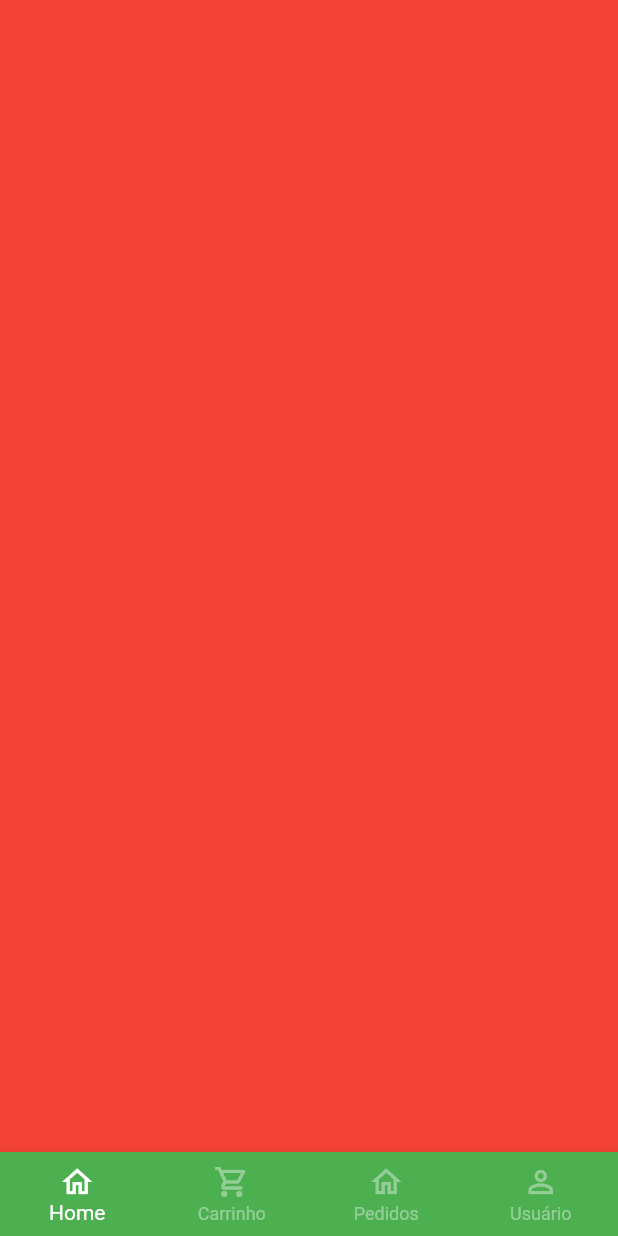
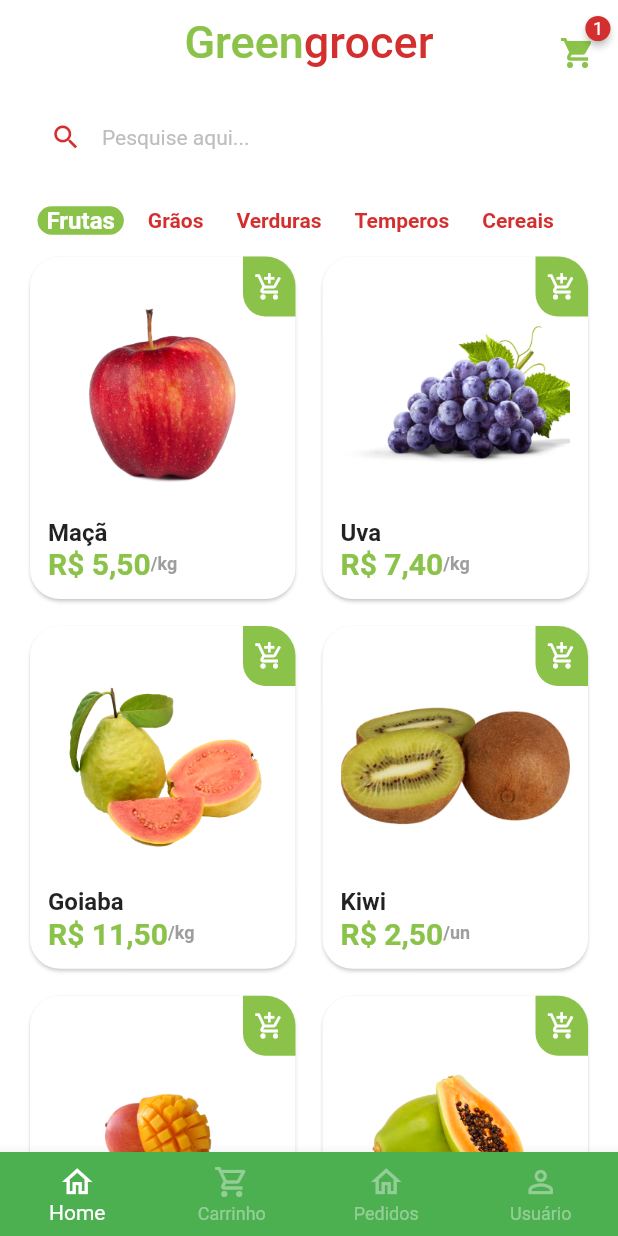
Before and after one commit to FelipeHiroshi13/green_grocer, a Flutter app: the screen it shows after launch, after a tap on "Entrar", on a phone screen of 412 x 824 dp. Run offline on Flutter 3.47's test engine with Material 2 defaults, Android fonts, the phone set to English and light mode, and no system bars; drawn by our look-alikes of badges; our stand-ins replace animated_text_kit, mask_text_input_formatter.

Commit message:
Add category/item tile and fruits images

```diff
--- a/lib/main.dart
+++ b/lib/main.dart
@@ -1,5 +1,6 @@
 import 'package:flutter/material.dart';
-import 'package:greengrocer/src/auth/sign_in_screen.dart';
+
+import 'src/pages/auth/sign_in_screen.dart';
 
 void main() {
   runApp(const MyApp());
@@ -14,7 +15,8 @@ class MyApp extends StatelessWidget {
     return MaterialApp(
       title: 'Flutter Demo',
       theme: ThemeData(
-        primarySwatch: Colors.green
+        primarySwatch: Colors.green,
+        scaffoldBackgroundColor: Colors.white.withAlpha(190)
       ),
       debugShowCheckedModeBanner: false,
       home: const SignInScreen(),
--- /dev/null
+++ b/lib/src/config/app_data.dart
@@ -0,0 +1,73 @@
+import 'package:greengrocer/src/models/item_model.dart';
+
+ItemModel apple = ItemModel(
+  description:
+      'A melhor maçã da região e que conta com o melhor preço de qualquer quitanda. Este item conta com vitaminas essenciais para o fortalecimento corporal, resultando em uma vida saudável.',
+  imgUrl: 'assets/fruits/apple.png',
+  itemName: 'Maçã',
+  price: 5.5,
+  unit: 'kg',
+);
+
+ItemModel grape = ItemModel(
+  imgUrl: 'assets/fruits/grape.png',
+  itemName: 'Uva',
+  price: 7.4,
+  unit: 'kg',
+  description:
+      'A melhor uva da região e que conta com o melhor preço de qualquer quitanda. Este item conta com vitaminas essenciais para o fortalecimento corporal, resultando em uma vida saudável.',
+);
+
+ItemModel guava = ItemModel(
+  imgUrl: 'assets/fruits/guava.png',
+  itemName: 'Goiaba',
+  price: 11.5,
+  unit: 'kg',
+  description:
+      'A melhor goiaba da região e que conta com o melhor preço de qualquer quitanda. Este item conta com vitaminas essenciais para o fortalecimento corporal, resultando em uma vida saudável.',
+);
+
+ItemModel kiwi = ItemModel(
+  imgUrl: 'assets/fruits/kiwi.png',
+  itemName: 'Kiwi',
+  price: 2.5,
+  unit: 'un',
+  description:
+      'O melhor kiwi da região e que conta com o melhor preço de qualquer quitanda. Este item conta com vitaminas essenciais para o fortalecimento corporal, resultando em uma vida saudável.',
+);
+
+ItemModel mango = ItemModel(
+  imgUrl: 'assets/fruits/mango.png',
+  itemName: 'Manga',
+  price: 2.5,
+  unit: 'un',
+  description:
+      'A melhor manga da região e que conta com o melhor preço de qualquer quitanda. Este item conta com vitaminas essenciais para o fortalecimento corporal, resultando em uma vida saudável.',
+);
+
+ItemModel papaya = ItemModel(
+  imgUrl: 'assets/fruits/papaya.png',
+  itemName: 'Mamão papaya',
+  price: 8,
+  unit: 'kg',
+  description:
+      'O melhor mamão da região e que conta com o melhor preço de qualquer quitanda. Este item conta com vitaminas essenciais para o fortalecimento corporal, resultando em uma vida saudável.',
+);
+
+// Lista de produtos
+List<ItemModel> items = [
+  apple,
+  grape,
+  guava,
+  kiwi,
+  mango,
+  papaya,
+];
+
+List<String> categories = [
+  'Frutas',
+  'Grãos',
+  'Verduras',
+  'Temperos',
+  'Cereais',
+];
--- /dev/null
+++ b/lib/src/models/item_model.dart
@@ -0,0 +1,18 @@
+class ItemModel{
+  String itemName;
+  String imgUrl;
+  String unit;
+  double price;
+  String description;
+
+
+  ItemModel({
+    required this.description,
+    required this.imgUrl,
+    required this.itemName,
+    required this.price,
+    required this.unit,
+  });
+
+
+}
--- a/lib/src/auth/sign_in_screen.dart
+++ b/lib/src/pages/auth/sign_in_screen.dart
@@ -1,9 +1,8 @@
 import 'package:animated_text_kit/animated_text_kit.dart';
 import 'package:flutter/material.dart';
-import 'package:greengrocer/src/base/base_screen.dart';
 
-
-import '../config/custom_color.dart';
+import '../../config/custom_color.dart';
+import '../base/base_screen.dart';
 import 'components/custom_text_field.dart';
 import 'sign_up_screen.dart';
 
--- a/lib/src/auth/sign_up_screen.dart
+++ b/lib/src/pages/auth/sign_up_screen.dart
@@ -1,8 +1,10 @@
 import 'package:flutter/material.dart';
-import 'package:greengrocer/src/auth/components/custom_text_field.dart';
+
 import 'package:mask_text_input_formatter/mask_text_input_formatter.dart';
 
-import '../config/custom_color.dart';
+import '../../config/custom_color.dart';
+import 'components/custom_text_field.dart';
+
 
 class SignUpScreen extends StatelessWidget {
   SignUpScreen({Key? key}) : super(key: key);
--- a/lib/src/base/base_screen.dart
+++ b/lib/src/pages/base/base_screen.dart
@@ -1,5 +1,7 @@
 import 'package:flutter/material.dart';
 import 'package:flutter/widgets.dart';
+
+import '../home/home_tab.dart';
 
 class BaseScreen extends StatefulWidget {
   const BaseScreen({Key? key}) : super(key: key);
@@ -20,7 +22,7 @@ class _BaseScreenState extends State<BaseScreen> {
         physics: const NeverScrollableScrollPhysics(),
         controller: pageController,
         children: [
-          Container(color: Colors.red,),
+          HomeTab(),
           Container(color: Colors.white,),
           Container(color: Colors.grey,),
           Container(color: Colors.amber,),
--- /dev/null
+++ b/lib/src/pages/home/components/category_tile.dart
@@ -0,0 +1,42 @@
+import 'package:flutter/material.dart';
+
+import '../../../config/custom_color.dart';
+
+class CategoryTile extends StatelessWidget {
+  const CategoryTile(
+      {Key? key,
+      required this.category,
+      required this.isSelected,
+      required this.onPressed})
+      : super(key: key);
+
+  final String category;
+  final bool isSelected;
+  final VoidCallback onPressed;
+
+  @override
+  Widget build(BuildContext context) {
+    return GestureDetector(
+      onTap: onPressed,
+      child: Align(
+        alignment: Alignment.center,
+        child: Container(
+          padding: const EdgeInsets.symmetric(horizontal: 6),
+          decoration: BoxDecoration(
+            borderRadius: BorderRadius.circular(10),
+            color:
+                isSelected ? CustomColors.customSwatchColor : Colors.transparent,
+          ),
+          child: Text(
+            category,
+            style: TextStyle(
+              color: isSelected ? Colors.white : CustomColors.customContrastColor,
+              fontWeight: FontWeight.bold,
+              fontSize: isSelected ? 16 : 14,
+            ),
+          ),
+        ),
+      ),
+    );
+  }
+}
--- /dev/null
+++ b/lib/src/pages/home/components/item_tile.dart
@@ -0,0 +1,92 @@
+import 'package:flutter/material.dart';
+import 'package:greengrocer/src/services/utils_services.dart';
+
+import '../../../config/custom_color.dart';
+import '../../../models/item_model.dart';
+
+class ItemTile extends StatelessWidget {
+  ItemTile({Key? key, required this.item}) : super(key: key);
+
+  UtilsServices utilsServices = UtilsServices();
+
+  final ItemModel item;
+
+  @override
+  Widget build(BuildContext context) {
+    return Stack(
+      children: [
+        Card(
+          elevation: 1,
+          shadowColor: Colors.grey.shade300,
+          shape: RoundedRectangleBorder(
+            borderRadius: BorderRadius.circular(20),
+          ),
+          child: Padding(
+            padding: const EdgeInsets.all(12),
+            child: Column(
+              crossAxisAlignment: CrossAxisAlignment.stretch,
+              children: [
+                //Image
+                Expanded(child: Image.asset(item.imgUrl)),
+                //Nome
+                Text(
+                  item.itemName,
+                  style: const TextStyle(
+                    fontSize: 16,
+                    fontWeight: FontWeight.bold,
+                  ),
+                ),
+                //Preco - unidade
+                Row(
+                  children: [
+                    Text(
+                      utilsServices.priceToCurrency(item.price),
+                      style: TextStyle(
+                        fontWeight: FontWeight.bold,
+                        fontSize: 20,
+                        color: CustomColors.customSwatchColor,
+                      ),
+                    ),
+                    Text(
+                      '/${item.unit.toString()}',
+                      style: TextStyle(
+                        fontWeight: FontWeight.bold,
+                        fontSize: 12,
+                        color: Colors.grey.shade500,
+                      ),
+                    ),
+                  ],
+                ),
+              ],
+            ),
+          ),
+        ),
+        Positioned(
+          top: 4,
+          right: 4,
+          child: GestureDetector(
+            onTap: (){
+
+            },
+            child: Container(
+              height: 40,
+              width: 35,
+              decoration: BoxDecoration(
+                color: CustomColors.customSwatchColor,
+                borderRadius: const BorderRadius.only(
+                  bottomLeft: Radius.circular(15),
+                  topRight: Radius.circular(20),
+                )
+              ),
+              child: const Icon(
+                Icons.add_shopping_cart_outlined,
+                color: Colors.white,
+                size: 20,
+              ),
+            ),
+          ),
+        )
+      ],
+    );
+  }
+}
--- /dev/null
+++ b/lib/src/pages/home/home_tab.dart
@@ -0,0 +1,150 @@
+import 'package:badges/badges.dart';
+import 'package:flutter/material.dart';
+import '../../config/app_data.dart' as app_data;
+import '../../config/custom_color.dart';
+import 'components/category_tile.dart';
+import 'components/item_tile.dart';
+
+class HomeTab extends StatefulWidget {
+  const HomeTab({Key? key}) : super(key: key);
+
+  @override
+  State<HomeTab> createState() => _HomeTabState();
+}
+
+class _HomeTabState extends State<HomeTab> {
+  String selectedCategory = 'Frutas';
+
+  @override
+  Widget build(BuildContext context) {
+    return Scaffold(
+      //App bar
+      appBar: AppBar(
+        centerTitle: true,
+        backgroundColor: Colors.transparent,
+        elevation: 0,
+        title: Text.rich(TextSpan(
+            style: const TextStyle(
+              fontSize: 30,
+            ),
+            children: [
+              TextSpan(
+                text: "Green",
+                style: TextStyle(
+                  color: CustomColors.customSwatchColor,
+                ),
+              ),
+              TextSpan(
+                text: "grocer",
+                style: TextStyle(
+                  color: CustomColors.customContrastColor,
+                ),
+              ),
+            ])),
+        actions: [
+          Padding(
+            padding: const EdgeInsets.only(
+              top: 15,
+              right: 15,
+            ),
+            child: GestureDetector(
+              onTap: () {},
+              child: Badge(
+                badgeColor: CustomColors.customContrastColor,
+                badgeContent: const Text(
+                  '1',
+                  style: TextStyle(
+                    color: Colors.white,
+                    fontSize: 12,
+                  ),
+                ),
+                child: Icon(
+                  Icons.shopping_cart,
+                  color: CustomColors.customSwatchColor,
+                ),
+              ),
+            ),
+          ),
+        ],
+      ),
+
+      body: Column(
+        children: [
+          // Campo de pesquisa
+          Padding(
+            padding: const EdgeInsets.symmetric(
+              horizontal: 20.0,
+              vertical: 10.0,
+            ),
+            child: TextFormField(
+              decoration: InputDecoration(
+                filled: true,
+                fillColor: Colors.white,
+                isDense: true,
+                hintText: 'Pesquise aqui...',
+                hintStyle: TextStyle(
+                  color: Colors.grey.shade400,
+                  fontSize: 14,
+                ),
+                prefixIcon: Icon(
+                  Icons.search,
+                  color: CustomColors.customContrastColor,
+                  size: 21,
+                ),
+                border: OutlineInputBorder(
+                  borderRadius: BorderRadius.circular(60),
+                  borderSide: const BorderSide(
+                    width: 0,
+                    style: BorderStyle.none,
+                  ),
+                ),
+              ),
+            ),
+          ),
+
+          // Categorias
+          Container(
+            padding: const EdgeInsets.only(left: 25),
+            height: 40,
+            child: ListView.separated(
+              scrollDirection: Axis.horizontal,
+              itemBuilder: (_, index) {
+                return CategoryTile(
+                  category: app_data.categories[index],
+                  isSelected: app_data.categories[index] == selectedCategory,
+                  onPressed: () {
+                    setState(() {
+                      selectedCategory = app_data.categories[index];
+                    });
+                  },
+                );
+              },
+              itemCount: app_data.categories.length,
+              separatorBuilder: (_, index) => const SizedBox(
+                width: 10,
+              ),
+            ),
+          ),
+
+          //Grid
+          Expanded(
+            child: GridView.builder(
+              padding: const EdgeInsets.fromLTRB(16, 0, 16, 16),
+              physics: const BouncingScrollPhysics(),
+              gridDelegate: const SliverGridDelegateWithFixedCrossAxisCount(
+                crossAxisCount: 2,
+                mainAxisSpacing: 10,
+                crossAxisSpacing: 10,
+                childAspectRatio: 9 / 11.5,
+              ),
+              itemCount: app_data.items.length,
+              itemBuilder: (_, index) {
+                return ItemTile(item: app_data.items[index],);
+              },
+            ),
+          ),
+        ],
+      ),
+    );
+  }
+}
--- /dev/null
+++ b/lib/src/services/utils_services.dart
@@ -0,0 +1,12 @@
+import 'package:intl/intl.dart';
+
+class UtilsServices {
+
+  // R$ valor
+  priceToCurrency(double price){
+    NumberFormat numberFormat = NumberFormat.simpleCurrency(locale: 'pt_br');
+
+    return numberFormat.format(price);
+  }
+
+}
--- a/pubspec.yaml
+++ b/pubspec.yaml
@@ -38,6 +38,8 @@ dependencies:
   cupertino_icons: ^1.0.2
   animated_text_kit: ^4.2.2
   mask_text_input_formatter: ^2.4.0
+  badges: ^2.0.3
+  intl: ^0.18.0
 
 dev_dependencies:
   flutter_test:
@@ -61,6 +63,8 @@ flutter:
   # the material Icons class.
   uses-material-design: true
 
+  assets:
+    - assets/fruits/
   # To add assets to your application, add an assets section, like this:
   # assets:
   #   - images/a_dot_burr.jpeg
```
Also changed, not shown: assets/fruits/apple.png (added), assets/fruits/grape.png (added), assets/fruits/guava.png (added), assets/fruits/kiwi.png (added), assets/fruits/mango.png (added), assets/fruits/papaya.png (added), lib/src/pages/auth/components/custom_text_field.dart (renamed from lib/src/auth/components/custom_text_field.dart), pubspec.lock.
